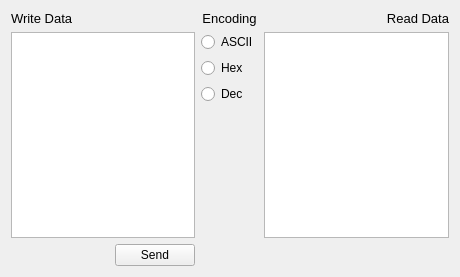
This is rawdatasendwidget.ui in Paise/uart_board as Qt 5 draws it before an edit. The edited form follows.
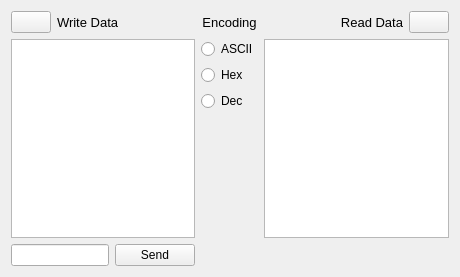
This is the edited form.

Commit message: raw widget ui for sending data

The edit to the form file:
```diff
--- a/rawdatasendwidget.ui
+++ b/rawdatasendwidget.ui
@@ -15,6 +15,15 @@
   </property>
   <layout class="QGridLayout" name="gridLayout">
    <item row="0" column="0">
+    <layout class="QHBoxLayout" name="horizontalLayout_3">
+     <item>
+      <widget class="QPushButton" name="clearWriteButton">
+       <property name="text">
+        <string/>
+       </property>
+      </widget>
+     </item>
+     <item>
     <widget class="QLabel" name="writeLabel">
      <property name="sizePolicy">
       <sizepolicy hsizetype="Preferred" vsizetype="Preferred">
@@ -35,6 +44,21 @@
      </property>
     </widget>
    </item>
+     <item>
+      <spacer name="horizontalSpacer">
+       <property name="orientation">
+        <enum>Qt::Horizontal</enum>
+       </property>
+       <property name="sizeHint" stdset="0">
+        <size>
+         <width>40</width>
+         <height>20</height>
+        </size>
+       </property>
+      </spacer>
+     </item>
+    </layout>
+   </item>
    <item row="0" column="1">
     <widget class="QLabel" name="encodingsLabel">
      <property name="sizePolicy">
@@ -63,6 +87,21 @@
     </widget>
    </item>
    <item row="0" column="2">
+    <layout class="QHBoxLayout" name="horizontalLayout_4">
+     <item>
+      <spacer name="horizontalSpacer_2">
+       <property name="orientation">
+        <enum>Qt::Horizontal</enum>
+       </property>
+       <property name="sizeHint" stdset="0">
+        <size>
+         <width>40</width>
+         <height>20</height>
+        </size>
+       </property>
+      </spacer>
+     </item>
+     <item>
     <widget class="QLabel" name="readLabel">
      <property name="sizePolicy">
       <sizepolicy hsizetype="Preferred" vsizetype="Preferred">
@@ -89,6 +128,15 @@
      </property>
     </widget>
    </item>
+     <item>
+      <widget class="QPushButton" name="clearReadButton">
+       <property name="text">
+        <string/>
+       </property>
+      </widget>
+     </item>
+    </layout>
+   </item>
    <item row="1" column="0">
     <widget class="QPlainTextEdit" name="writeEdit">
      <property name="sizePolicy">
@@ -174,17 +222,7 @@
    <item row="2" column="0">
     <layout class="QHBoxLayout" name="horizontalLayout">
      <item>
-      <spacer name="horizontalSpacer">
-       <property name="orientation">
-        <enum>Qt::Horizontal</enum>
-       </property>
-       <property name="sizeHint" stdset="0">
-        <size>
-         <width>40</width>
-         <height>20</height>
-        </size>
-       </property>
-      </spacer>
+      <widget class="QLineEdit" name="lineEdit"/>
      </item>
      <item>
       <widget class="QPushButton" name="sendButton">
```
Lines whose indentation alone changed are shown as unchanged. The commit also changes 3 other files.
